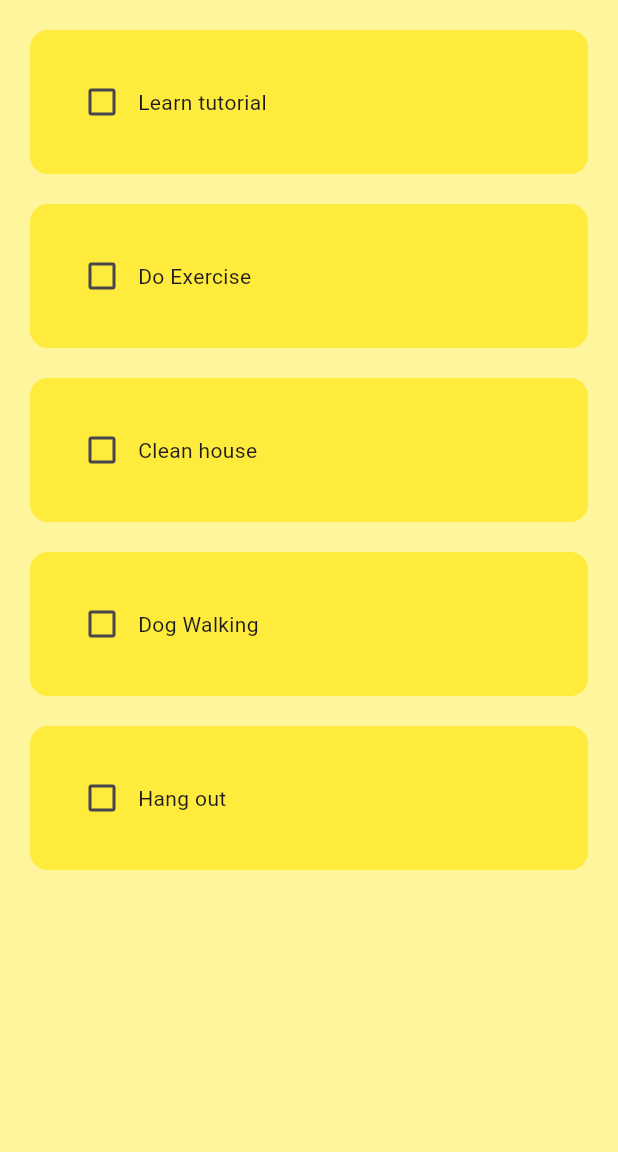
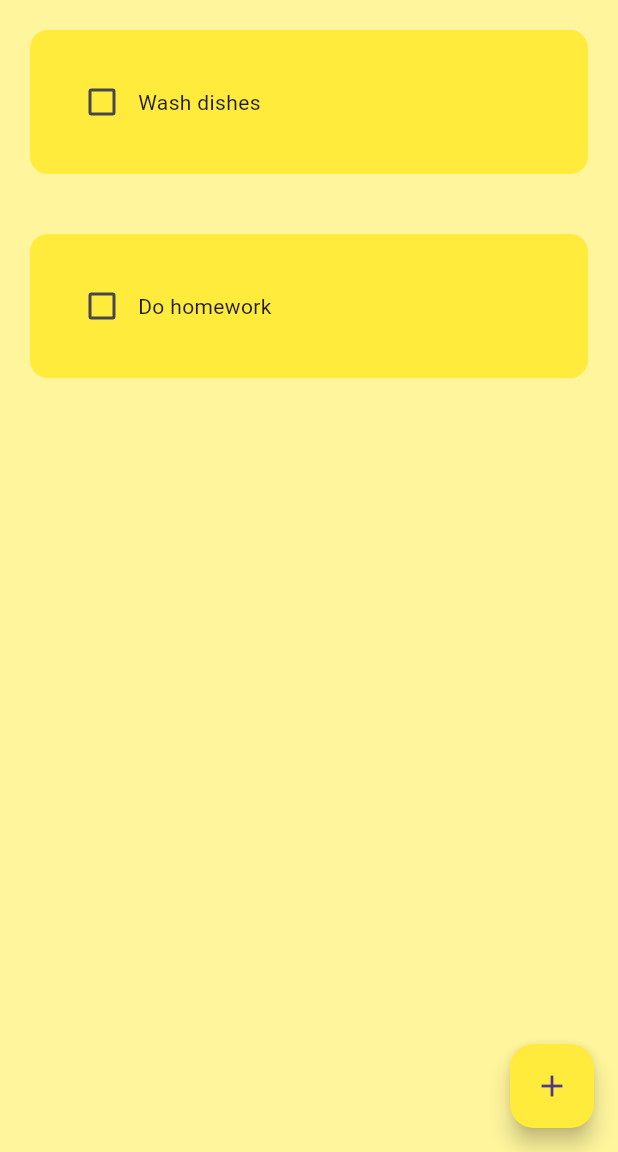
Before and after one commit to BuiHuyTam/note-app, a Flutter app: the screen it shows after launch, on a phone screen of 412 x 824 dp, the part 84-1236 px from its top. Run offline on Flutter 3.47's test engine with Material 3 defaults, Android fonts, the phone set to English and light mode, and no system bars; drawn by our look-alikes of flutter_slidable; our stand-ins replace hive, hive_flutter; accounts and stored records are empty.

Commit message:
feat: complete app developing

```diff
--- /dev/null
+++ b/lib/data/database.dart
@@ -0,0 +1,26 @@
+import 'package:hive_flutter/hive_flutter.dart';
+
+class ToDoDatabase {
+  List toDoList = [];
+  // reference the hive box
+  final _myBox = Hive.box('mybox');
+
+  // run this method if it is the 1st time open the app
+  void createInitialize() {
+    toDoList = [
+      ["Wash dishes", false],
+      ["Do homework", false]
+    ];
+  }
+
+  // load data from database
+  void loadData() {
+    toDoList = _myBox.get("TODOLIST");
+  }
+
+  // update data
+  void updateData() {
+    _myBox.put("TODOLIST", toDoList);
+  }
+  // delete data
+}
--- a/lib/pages/home_page.dart
+++ b/lib/pages/home_page.dart
@@ -1,7 +1,10 @@
 // ignore_for_file: prefer_const_constructors
 
 import 'package:flutter/material.dart';
+import 'package:note_app/data/database.dart';
+import 'package:note_app/utils/dialog_box.dart';
 import 'package:note_app/utils/todo_tile.dart';
+import 'package:hive_flutter/hive_flutter.dart';
 
 class HomePage extends StatefulWidget {
   HomePage({Key? key}) : super(key: key);
@@ -11,20 +14,63 @@ class HomePage extends StatefulWidget {
 }
 
 class _HomePageState extends State<HomePage> {
+  // reference the hive box
+  final _myBox = Hive.box('mybox');
+
+  // create instances
+  ToDoDatabase db = ToDoDatabase();
+
+  @override
+  void initState() {
+    // if this is the 1st time opening the app, then create default data
+    if (_myBox.get("TODOLIST") == null) {
+      db.createInitialize();
+    } else {
+      db.loadData();
+    }
+  }
+
   // variables
-  List toDoList = [
-    ["Learn tutorial", false],
-    ["Do Exercise", false],
-    ["Clean house", false],
-    ["Dog Walking", false],
-    ["Hang out", false],
-  ];
+  final _controller = TextEditingController();
 
   // methods
   void checkboxChanged(bool? value, index) {
     setState(() {
-      toDoList[index][1] = !toDoList[index][1];
+      db.toDoList[index][1] = !db.toDoList[index][1];
     });
+    db.updateData();
+  }
+
+  void saveNewTask() {
+    setState(() {
+      db.toDoList.add([_controller.text, false]);
+    });
+    _controller.clear();
+    db.updateData();
+    Navigator.of(context).pop();
+  }
+
+  void cancelNewTask() {
+    Navigator.of(context).pop();
+  }
+
+  void createNewTask() {
+    showDialog(
+        context: context,
+        builder: (context) {
+          return DialogBox(
+            controller: _controller,
+            onSave: saveNewTask,
+            onCancel: cancelNewTask,
+          );
+        });
+  }
+
+  void deleteTask(int index) {
+    setState(() {
+      db.toDoList.removeAt(index);
+    });
+    db.updateData();
   }
 
   @override
@@ -42,15 +88,22 @@ class _HomePageState extends State<HomePage> {
           ),
           elevation: 0,
         ),
+        floatingActionButton: FloatingActionButton(
+          onPressed: createNewTask,
+          backgroundColor: Colors.yellow,
+          child: Icon(Icons.add),
+        ),
         body: ListView.builder(
-          itemCount: toDoList.length,
+          itemCount: db.toDoList.length,
           itemBuilder: (context, index) {
             return TodoTile(
-                taskName: toDoList[index][0],
-                taskCompleted: toDoList[index][1],
-                onChanged: (value) {
-                  checkboxChanged(value, index);
-                });
+              taskName: db.toDoList[index][0],
+              taskCompleted: db.toDoList[index][1],
+              onChanged: (value) {
+                checkboxChanged(value, index);
+              },
+              deleteFunction: (context) => deleteTask(index),
+            );
           },
         ));
   }
--- a/lib/utils/todo_tile.dart
+++ b/lib/utils/todo_tile.dart
@@ -1,25 +1,37 @@
 // ignore_for_file: prefer_const_constructors
 
 import 'package:flutter/material.dart';
+import 'package:flutter_slidable/flutter_slidable.dart';
 
 class TodoTile extends StatelessWidget {
   TodoTile(
       {super.key,
       required this.taskName,
       required this.taskCompleted,
-      required this.onChanged});
+      required this.onChanged,
+      required this.deleteFunction});
 
   // variables
   final String taskName;
   final bool taskCompleted;
   Function(bool?)? onChanged;
-
+  Function(BuildContext)? deleteFunction;
   // methods
 
   @override
   Widget build(BuildContext context) {
     return Padding(
-      padding: const EdgeInsets.only(top: 20.0, left: 20.0, right: 20.0),
+      padding: const EdgeInsets.only(
+          top: 20.0, left: 20.0, right: 20.0, bottom: 20.0),
+      child: Slidable(
+        endActionPane: ActionPane(motion: StretchMotion(), children: [
+          SlidableAction(
+            onPressed: deleteFunction,
+            icon: Icons.delete,
+            backgroundColor: Colors.red.shade300,
+            borderRadius: BorderRadius.circular(12),
+          ),
+        ]),
         child: Container(
           padding: EdgeInsets.all(24),
           decoration: BoxDecoration(
@@ -44,6 +56,7 @@ class TodoTile extends StatelessWidget {
             ],
           ),
         ),
+      ),
     );
   }
 }
--- a/pubspec.yaml
+++ b/pubspec.yaml
@@ -35,6 +35,10 @@ dependencies:
   # The following adds the Cupertino Icons font to your application.
   # Use with the CupertinoIcons class for iOS style icons.
   cupertino_icons: ^1.0.6
+  flutter_slidable: ^3.1.0
+  hive: ^2.2.3
+  hive_flutter: ^1.1.0
+
 
 dev_dependencies:
   flutter_test:
@@ -46,6 +50,8 @@ dev_dependencies:
   # package. See that file for information about deactivating specific lint
   # rules and activating additional ones.
   flutter_lints: ^3.0.0
+  hive_generator: ^2.0.1
+  build_runner: ^2.4.9
 
 # For information on the generic Dart part of this file, see the
 # following page: https://dart.dev/tools/pub/pubspec
```
Also changed, not shown: lib/main.dart (+8 -1 lines), lib/utils/dialog_box.dart (added, +45 -0 lines), lib/utils/my_button.dart (added, +20 -0 lines), pubspec.lock, 1 other file. Lines whose indentation alone changed are shown as unchanged.
